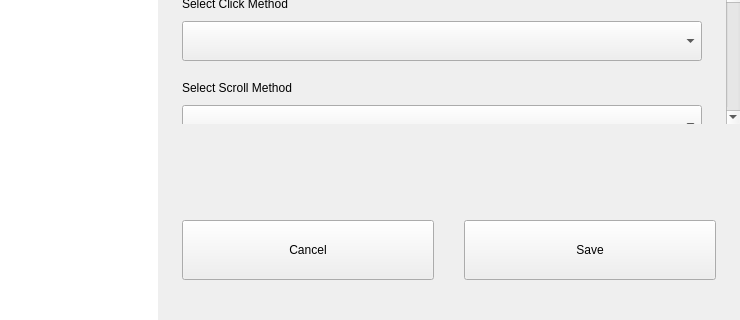
The window that src/kiran-cpanel-mouse-widget.ui (openeuler-mirror/kiran-control-panel) describes before a commit, drawn with Qt 5; both pictures show x 0 to 740 and y 212 to 532 of the 740 by 532 pixel window.
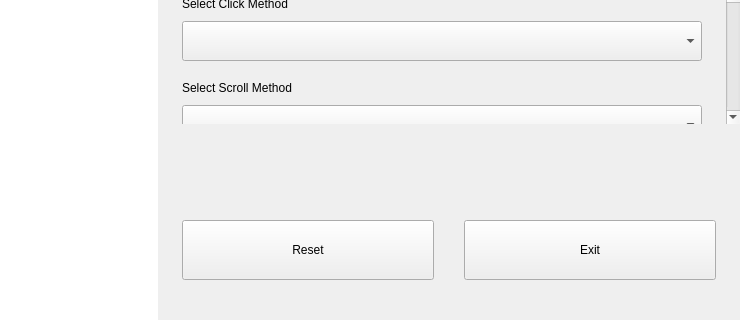
The same window after the commit. Custom widgets are drawn as their Qt base class.

```diff
--- a/src/kiran-cpanel-mouse-widget.ui
+++ b/src/kiran-cpanel-mouse-widget.ui
@@ -874,7 +874,7 @@
             </size>
            </property>
            <property name="text">
-            <string>Cancel</string>
+            <string>Reset</string>
            </property>
           </widget>
          </item>
@@ -912,7 +912,7 @@
             </size>
            </property>
            <property name="text">
-            <string>Save</string>
+            <string>Exit</string>
            </property>
           </widget>
          </item>
```
Left out of the diff: 4 changed lines with no effect on the pictures.
